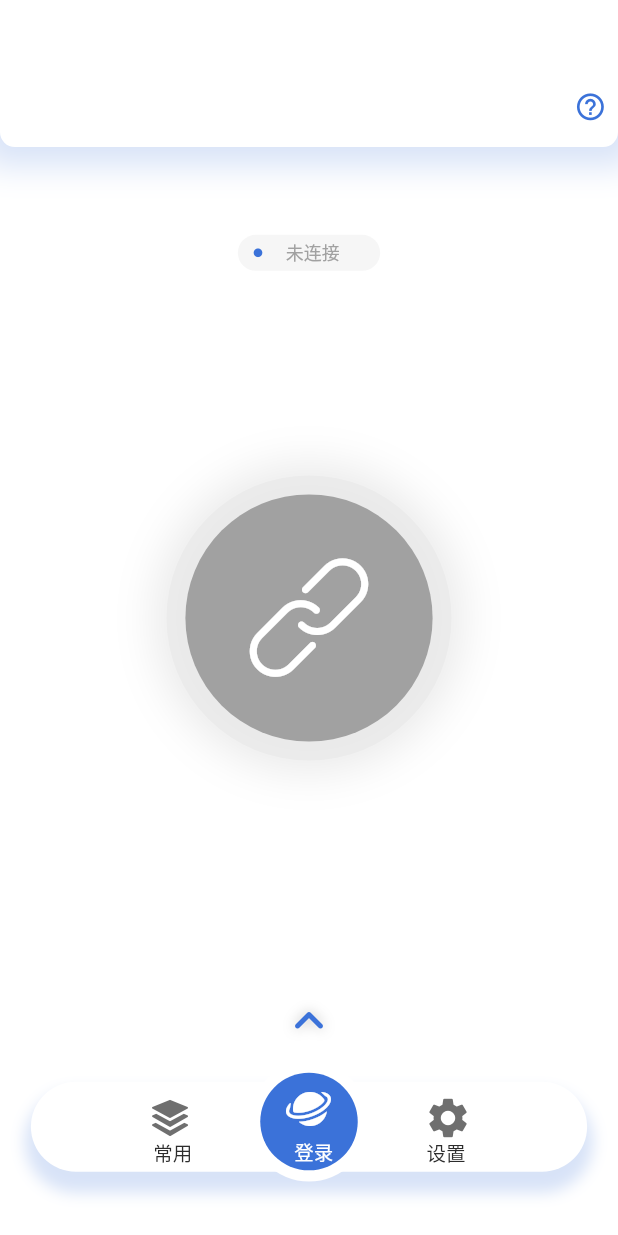
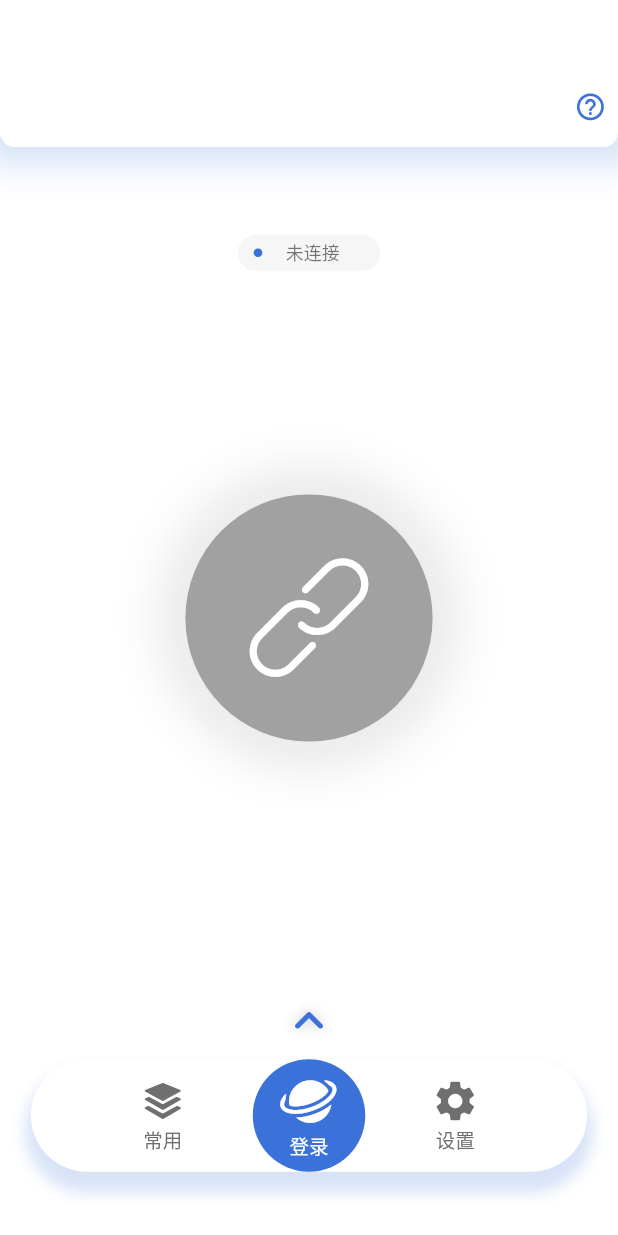
Before and after one commit to VaIOReTto1/CumtLogin, a Flutter app: the HomePage screen opened directly, on a phone screen of 412 x 824 dp. Run offline on Flutter 3.47's test engine with Material 2 defaults, Android fonts, the phone set to English and light mode, and no system bars; our stand-ins replace bot_toast, cached_network_image, dio, flutter_screenutil, flutter_switch, image_picker and 4 more; missing offline and left inert: flutter_picker, flutter_share; accounts and stored records are empty; network calls fail.

Commit message:
optimize：修复ui
optimize：修复ui

```diff
--- a/lib/UrlPage/shortcut/ui.dart
+++ b/lib/UrlPage/shortcut/ui.dart
@@ -115,7 +115,7 @@ class _ShortcutState extends State<Shortcut> {
       index: index,
       child: InkWell(
         onLongPress: () {
-          Clipboard.setData(ClipboardData(text: links[index]["url"]!!));
+          Clipboard.setData(ClipboardData(text: links[index]["url"]));
           showSnackBar(context, "已复制到剪切板");
         },
         onTap: () { _openUrl(links[index]["url"]); },
--- a/lib/loginpage.dart
+++ b/lib/loginpage.dart
@@ -60,6 +60,7 @@ class _LoginPageState extends State<LoginPage>
     if (_usernameController.text.isNotEmpty) {
       _handleLogin(context);
     }
+
 
     //登录页圆圈动画
     _controller = AnimationController(
@@ -182,13 +183,13 @@ class _LoginPageState extends State<LoginPage>
                               ? const Text(
                             '已连接    ',
                             style: TextStyle(
-                                color: Color.fromRGBO(161, 161, 161, 1),
+                                color: Colors.black54,
                                 fontSize: 12),
                           )
                               : const Text(
                             '未连接    ',
                             style: TextStyle(
-                                color: Color.fromRGBO(161, 161, 161, 1),
+                                color: Colors.black54,
                                 fontSize: 12),
                           ),
                         ],
@@ -203,6 +204,10 @@ class _LoginPageState extends State<LoginPage>
                     child: AnimatedBuilder(
                       animation: _animation,
                       builder: (BuildContext context, Widget? child) {
+                        final color = Prefs.status == '1'
+                            ? Color.fromRGBO(66, 128, 237, 0.4 - (_animation.value / 10))
+                            : Color.fromRGBO(234, 234, 234, 1 - (_animation.value / 10));
+
                         return Container(
                           width: MediaQuery.of(context).size.height *
                               0.29 *
@@ -211,17 +216,10 @@ class _LoginPageState extends State<LoginPage>
                               0.29 *
                               _animation.value,
                           decoration: BoxDecoration(
-                            color: Prefs.status == '1'
-                                ? Color.fromRGBO(
-                                66, 128, 237, 0.4 - (_animation.value / 5))
-                                : Color.fromRGBO(
-                                234, 234, 234, 1 - (_animation.value / 5)),
                             shape: BoxShape.circle,
                             boxShadow: [
                               BoxShadow(
-                                color: Prefs.status == '1'
-                                    ? const Color.fromRGBO(66, 128, 237, 0.15)
-                                    : const Color.fromRGBO(234, 234, 234, 1),
+                                color: color,
                                 spreadRadius: 10 * _animation.value,
                                 blurRadius: 30 * _animation.value,
                               ),
@@ -396,7 +394,7 @@ class _LoginState extends State<Login> {
                     ),
                     child: Row(
                       children: [
-                        Text("${cumtLoginAccount.cumtLoginMethod?.name}"),
+                        Text("${cumtLoginAccount.cumtLoginMethod?.name}",style: const TextStyle(color: Colors.black38),),
                         const Icon(Icons.arrow_drop_down),
                       ],
                     )),
@@ -413,7 +411,7 @@ class _LoginState extends State<Login> {
                   child: Text('登录',
                       style: TextStyle(fontSize: UIConfig.fontSizeMain)),
                 ),
-                OutlinedButton(
+                ElevatedButton(
                   onPressed: () => _handleLogout(context),
                   child: Text('注销',
                       style: TextStyle(fontSize: UIConfig.fontSizeMain)),
@@ -719,3 +717,13 @@ class _LoginState extends State<Login> {
     });
   }
 }
+
+// 定义一个函数，用于降低颜色的亮度
+Color darkenColor(Color color, double factor) {
+  return Color.fromRGBO(
+    (color.red * factor).toInt(),
+    (color.green * factor).toInt(),
+    (color.blue * factor).toInt(),
+    color.opacity,
+  );
+}
--- a/lib/main.dart
+++ b/lib/main.dart
@@ -108,7 +108,6 @@ class _HomePage extends State<HomePage> {
           bottom: MediaQuery.of(context).size.height * 0.052,
           child: Container(
               width: MediaQuery.of(context).size.width * 0.9,
-            height: 60,
               decoration: BoxDecoration(
                 borderRadius: BorderRadius.circular(50),
                 color: Theme.of(context).colorScheme.primary,
@@ -126,139 +125,99 @@ class _HomePage extends State<HomePage> {
               child: Row(
                   mainAxisAlignment: MainAxisAlignment.spaceAround,
                   children: [
-                Stack(
-                  children: [
-                    IconButton(
-                      icon: Icon(MyIcons.layer,
-                          color: widget.currentPageIndex == 2
-                              ? const Color.fromRGBO(44, 44, 44, 1)
-                              : const Color.fromRGBO(111, 111, 111, 1),
-                          size: 32),
-                      onPressed: () {
+                    SizedBox(
+                      width: MediaQuery.of(context).size.width * 0.02,
+                    ),
+                    Container(
+                        padding: const EdgeInsets.all(5),
+                        child: InkWell(
+                          onTap: () {
                             setState(() {
                               widget.currentPageIndex = 2;
                             });
                           },
-                    ),
-                    Column(
-                      children: [
-                        const SizedBox(
-                          height: 38,
-                        ),
-                        Text(
-                          '    常用',
-                          style: TextStyle(
-                            fontSize: 13,
-                            color: widget.currentPageIndex == 0
+                          child: Column(children: [
+                            Icon(
+                              MyIcons.layer,
+                              size: 32,
+                              color: widget.currentPageIndex == 2
                                   ? const Color.fromRGBO(44, 44, 44, 1)
                                   : const Color.fromRGBO(111, 111, 111, 1),
                             ),
-                        ),
-                      ],
-                    )
-                  ],
-                ),
-                Stack(
-                  children: [
-                    IconButton(
-                      icon: Icon(
-                        Icons.settings,
-                        color: widget.currentPageIndex == 1
-                            ? const Color.fromRGBO(44, 44, 44, 1)
-                            : const Color.fromRGBO(111, 111, 111, 1),
-                        size: 32,
-                      ),
-                      onPressed: () {
-                        setState(() {
-                          widget.currentPageIndex = 1;
-                        });
-                      },
-                    ),
-                    Column(
-                      children: [
-                        const SizedBox(
-                          height: 38,
-                        ),
-                        Text(
-                          '   设置',
+                            const Text(
+                              "常用",
                               style: TextStyle(
                                 fontSize: 13,
-                            color: widget.currentPageIndex == 0
-                                ? const Color.fromRGBO(44, 44, 44, 1)
-                                : const Color.fromRGBO(111, 111, 111, 1),
+                                color:Color.fromRGBO(111, 111, 111, 1)
                               ),
                             ),
-                      ],
-                    )
-                  ],
-                ),
-              ],
-            ),
-          ),
-        ),
-        Positioned(
-          bottom: MediaQuery.of(context).size.height * 0.044,
-          child: Stack(
-            alignment: Alignment.center,
-            children: [
+                          ]),
+                        )),
                     Container(
-                width: 80,
-                height: 80,
+                      height: 75,
+                      width: 75,
                       decoration: BoxDecoration(
-                  color: widget.currentPageIndex == 0
-                      ? Theme.of(context).colorScheme.primary
-                      : Theme.of(context).cardTheme.color,
-                  shape: BoxShape.circle,
-                ),
-              ),
-              Center(
-                child: Container(
-                  width: 65,
-                  height: 65,
-                  decoration: const BoxDecoration(
-                    color: Color.fromRGBO(59, 114, 217, 1),
-                    shape: BoxShape.circle,
-                  ),
-                  child: Column(
-                    children: [
-                      IconButton(
-                        icon: Icon(MyIcons.net,
-                            color: widget.currentPageIndex == 0
-                                ? Colors.white
-                                : const Color.fromRGBO(111, 111, 111, 1),
-                            size: 32),
-                        onPressed: () {
+                          color: const Color.fromRGBO(59, 114, 217, 1),
+                          borderRadius: BorderRadius.circular(100)),
+                      child: InkWell(
+                        onTap: () {
                           setState(() {
                             widget.currentPageIndex = 0;
                           });
                         },
-                      ),
-                      Expanded(child: Container())
-                    ],
-                  ),
-                ),
-              ),
-              Center(
                         child: Column(
+                          mainAxisAlignment: MainAxisAlignment.center,
                           children: [
-                    const SizedBox(
-                      height: 40,
+                            Icon(
+                              MyIcons.net,
+                              size: 40,
+                              color: widget.currentPageIndex == 0
+                                  ? Colors.white
+                                  : const Color.fromRGBO(111, 111, 111, 1),
                             ),
                             Text(
-                      '  登录',
+                              "登录",
                               style: TextStyle(
                                 fontSize: 13,
                                 color: widget.currentPageIndex == 0
                                     ? Colors.white
                                     : const Color.fromRGBO(111, 111, 111, 1),
                               ),
-                    ),
-                  ],
-                ),
                             )
                           ],
                         ),
                       ),
+                    ),
+                    Container(
+                        padding: const EdgeInsets.all(5),
+                        child: InkWell(
+                          onTap: () {
+                            setState(() {
+                              widget.currentPageIndex = 1;
+                            });
+                          },
+                          child: Column(children: [
+                            Icon(
+                              Icons.settings,
+                              size: 32,
+                              color: widget.currentPageIndex == 1
+                                  ? const Color.fromRGBO(44, 44, 44, 1)
+                                  : const Color.fromRGBO(111, 111, 111, 1),
+                            ),
+                            const Text(
+                              "设置",
+                              style: TextStyle(
+                                fontSize: 13,
+                                color: Color.fromRGBO(111, 111, 111, 1),
+                              ),
+                            ),
+                          ]),
+                        )),
+                    SizedBox(
+                      width: MediaQuery.of(context).size.width * 0.02,
+                    ),
+                  ])),
+        )
       ]),
     );
   }
```
Also changed, not shown: lib/UrlPage/welcomeback.dart (+10 -2 lines), lib/login_util/login.dart (+19 -13 lines), lib/settings/feedback/feedback_page.dart (+27 -4 lines), lib/settings/feedback/imagePickButton.dart (+7 -1 lines). Lines whose indentation alone changed are shown as unchanged.
